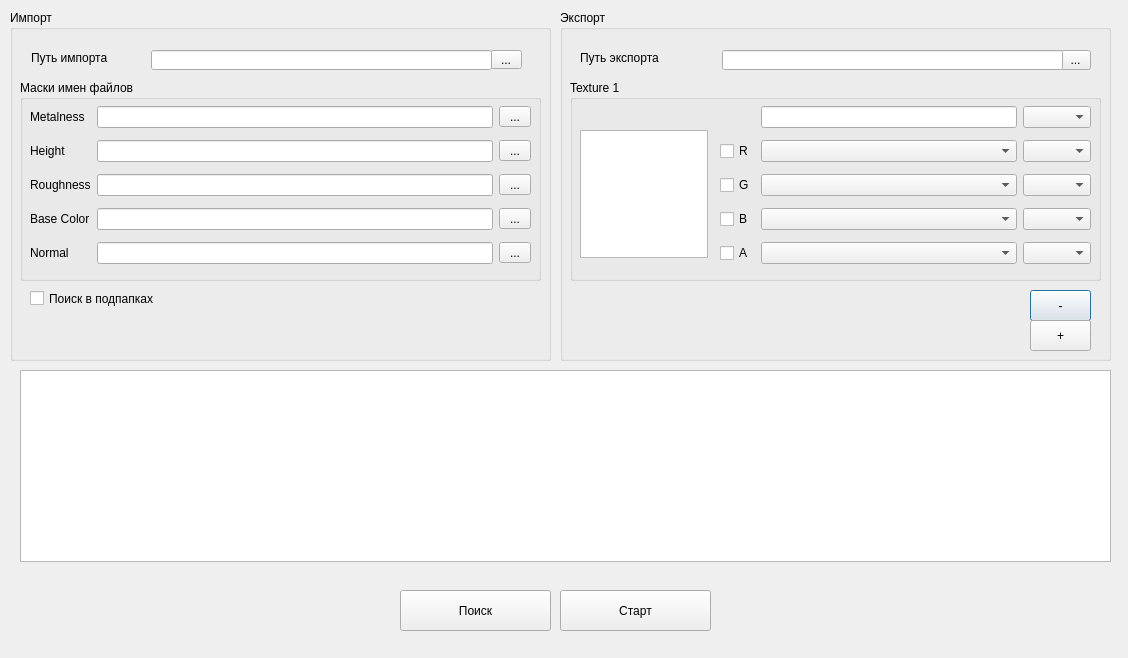
tonyb3d/Channel_Shuffler, file GUI/Main_window.ui: the form before one commit.
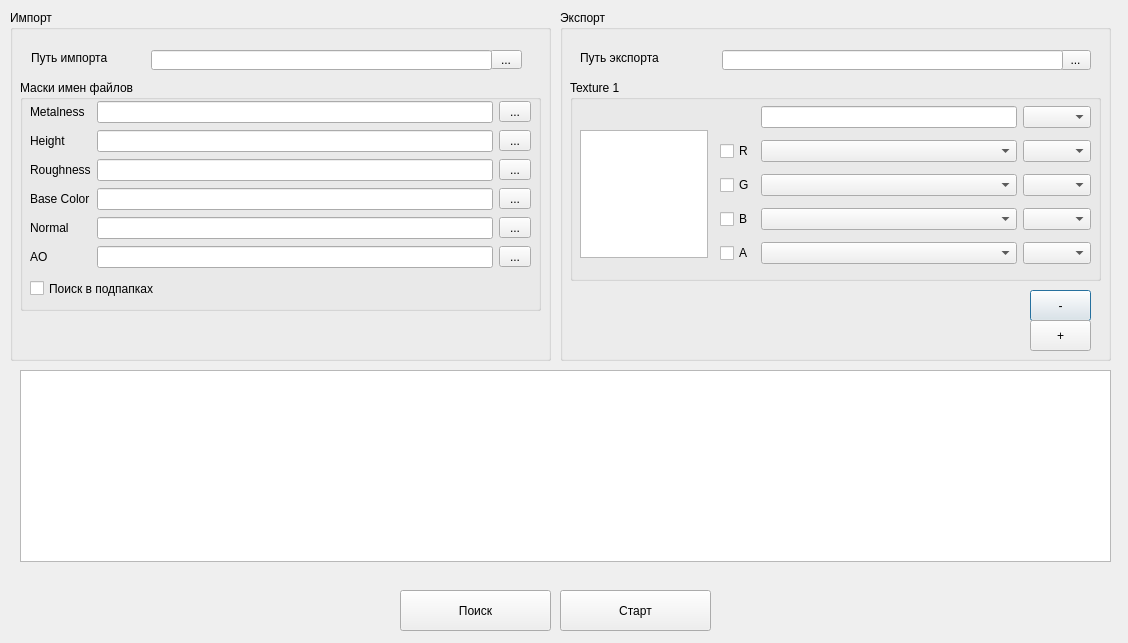
The form after the commit.

Commit message: Небольшие фиксы интерфейса

Diff of the .ui file:
```diff
--- a/GUI/Main_window.ui
+++ b/GUI/Main_window.ui
@@ -7,7 +7,7 @@
     <x>0</x>
     <y>0</y>
     <width>1128</width>
-    <height>658</height>
+    <height>643</height>
    </rect>
   </property>
   <property name="windowTitle">
@@ -79,31 +79,24 @@
      <string>Путь импорта</string>
     </property>
    </widget>
-   <widget class="QCheckBox" name="subfolders_check">
-    <property name="geometry">
-     <rect>
-      <x>20</x>
-      <y>280</y>
-      <width>171</width>
-      <height>17</height>
-     </rect>
-    </property>
-    <property name="text">
-     <string>Поиск в подпапках</string>
-    </property>
-   </widget>
    <widget class="QGroupBox" name="groupBox_4">
     <property name="geometry">
      <rect>
       <x>10</x>
       <y>70</y>
       <width>521</width>
-      <height>201</height>
+      <height>231</height>
      </rect>
     </property>
     <property name="title">
      <string>Маски имен файлов</string>
     </property>
+    <property name="flat">
+     <bool>false</bool>
+    </property>
+    <property name="checkable">
+     <bool>false</bool>
+    </property>
     <widget class="QWidget" name="gridLayoutWidget">
      <property name="geometry">
       <rect>
@@ -114,19 +107,9 @@
       </rect>
      </property>
      <layout class="QGridLayout" name="gridLayout">
-      <item row="0" column="3">
-       <widget class="QToolButton" name="toolButton_9">
-        <property name="minimumSize">
-         <size>
-          <width>32</width>
-          <height>0</height>
-         </size>
-        </property>
-        <property name="text">
-         <string>...</string>
-        </property>
-       </widget>
-      </item>
+      <property name="verticalSpacing">
+       <number>6</number>
+      </property>
       <item row="2" column="0">
        <widget class="QLabel" name="label_8">
         <property name="text">
@@ -134,19 +117,6 @@
         </property>
        </widget>
       </item>
-      <item row="1" column="3">
-       <widget class="QToolButton" name="toolButton_6">
-        <property name="minimumSize">
-         <size>
-          <width>32</width>
-          <height>0</height>
-         </size>
-        </property>
-        <property name="text">
-         <string>...</string>
-        </property>
-       </widget>
-      </item>
       <item row="0" column="0">
        <widget class="QLabel" name="label_9">
         <property name="text">
@@ -154,38 +124,6 @@
         </property>
        </widget>
       </item>
-      <item row="2" column="2">
-       <widget class="QLineEdit" name="input_roughness_mask">
-        <property name="minimumSize">
-         <size>
-          <width>350</width>
-          <height>0</height>
-         </size>
-        </property>
-        <property name="maximumSize">
-         <size>
-          <width>500</width>
-          <height>16777215</height>
-         </size>
-        </property>
-       </widget>
-      </item>
-      <item row="4" column="2">
-       <widget class="QLineEdit" name="input_normal_mask">
-        <property name="minimumSize">
-         <size>
-          <width>350</width>
-          <height>0</height>
-         </size>
-        </property>
-        <property name="maximumSize">
-         <size>
-          <width>500</width>
-          <height>16777215</height>
-         </size>
-        </property>
-       </widget>
-      </item>
       <item row="3" column="0">
        <widget class="QLabel" name="label_10">
         <property name="text">
@@ -193,68 +131,6 @@
         </property>
        </widget>
       </item>
-      <item row="3" column="2">
-       <widget class="QLineEdit" name="input_basecolor_mask">
-        <property name="minimumSize">
-         <size>
-          <width>350</width>
-          <height>0</height>
-         </size>
-        </property>
-        <property name="maximumSize">
-         <size>
-          <width>500</width>
-          <height>16777215</height>
-         </size>
-        </property>
-       </widget>
-      </item>
-      <item row="2" column="3">
-       <widget class="QToolButton" name="toolButton_8">
-        <property name="minimumSize">
-         <size>
-          <width>32</width>
-          <height>0</height>
-         </size>
-        </property>
-        <property name="text">
-         <string>...</string>
-        </property>
-       </widget>
-      </item>
-      <item row="4" column="0">
-       <widget class="QLabel" name="label_7">
-        <property name="text">
-         <string>Normal</string>
-        </property>
-       </widget>
-      </item>
-      <item row="4" column="3">
-       <widget class="QToolButton" name="toolButton_7">
-        <property name="minimumSize">
-         <size>
-          <width>32</width>
-          <height>0</height>
-         </size>
-        </property>
-        <property name="text">
-         <string>...</string>
-        </property>
-       </widget>
-      </item>
-      <item row="3" column="3">
-       <widget class="QToolButton" name="toolButton_10">
-        <property name="minimumSize">
-         <size>
-          <width>32</width>
-          <height>0</height>
-         </size>
-        </property>
-        <property name="text">
-         <string>...</string>
-        </property>
-       </widget>
-      </item>
       <item row="1" column="0">
        <widget class="QLabel" name="label_6">
         <property name="text">
@@ -278,6 +154,22 @@
         </property>
        </widget>
       </item>
+      <item row="4" column="2">
+       <widget class="QLineEdit" name="input_normal_mask">
+        <property name="minimumSize">
+         <size>
+          <width>350</width>
+          <height>0</height>
+         </size>
+        </property>
+        <property name="maximumSize">
+         <size>
+          <width>500</width>
+          <height>16777215</height>
+         </size>
+        </property>
+       </widget>
+      </item>
       <item row="1" column="2">
        <widget class="QLineEdit" name="input_height_mask">
         <property name="minimumSize">
@@ -294,8 +186,161 @@
         </property>
        </widget>
       </item>
+      <item row="4" column="0">
+       <widget class="QLabel" name="label_7">
+        <property name="text">
+         <string>Normal</string>
+        </property>
+       </widget>
+      </item>
+      <item row="2" column="2">
+       <widget class="QLineEdit" name="input_roughness_mask">
+        <property name="minimumSize">
+         <size>
+          <width>350</width>
+          <height>0</height>
+         </size>
+        </property>
+        <property name="maximumSize">
+         <size>
+          <width>500</width>
+          <height>16777215</height>
+         </size>
+        </property>
+       </widget>
+      </item>
+      <item row="3" column="2">
+       <widget class="QLineEdit" name="input_basecolor_mask">
+        <property name="minimumSize">
+         <size>
+          <width>350</width>
+          <height>0</height>
+         </size>
+        </property>
+        <property name="maximumSize">
+         <size>
+          <width>500</width>
+          <height>16777215</height>
+         </size>
+        </property>
+       </widget>
+      </item>
+      <item row="1" column="3">
+       <widget class="QToolButton" name="height_button">
+        <property name="minimumSize">
+         <size>
+          <width>32</width>
+          <height>0</height>
+         </size>
+        </property>
+        <property name="text">
+         <string>...</string>
+        </property>
+       </widget>
+      </item>
+      <item row="2" column="3">
+       <widget class="QToolButton" name="roughness_button">
+        <property name="minimumSize">
+         <size>
+          <width>32</width>
+          <height>0</height>
+         </size>
+        </property>
+        <property name="text">
+         <string>...</string>
+        </property>
+       </widget>
+      </item>
+      <item row="0" column="3">
+       <widget class="QToolButton" name="metalness_button">
+        <property name="minimumSize">
+         <size>
+          <width>32</width>
+          <height>0</height>
+         </size>
+        </property>
+        <property name="text">
+         <string>...</string>
+        </property>
+       </widget>
+      </item>
+      <item row="4" column="3">
+       <widget class="QToolButton" name="normal_button">
+        <property name="minimumSize">
+         <size>
+          <width>32</width>
+          <height>0</height>
+         </size>
+        </property>
+        <property name="text">
+         <string>...</string>
+        </property>
+       </widget>
+      </item>
+      <item row="3" column="3">
+       <widget class="QToolButton" name="basecolor_button">
+        <property name="minimumSize">
+         <size>
+          <width>32</width>
+          <height>0</height>
+         </size>
+        </property>
+        <property name="text">
+         <string>...</string>
+        </property>
+       </widget>
+      </item>
+      <item row="5" column="0">
+       <widget class="QLabel" name="label_11">
+        <property name="text">
+         <string>AO</string>
+        </property>
+       </widget>
+      </item>
+      <item row="5" column="2">
+       <widget class="QLineEdit" name="input_ao_mask">
+        <property name="minimumSize">
+         <size>
+          <width>350</width>
+          <height>0</height>
+         </size>
+        </property>
+        <property name="maximumSize">
+         <size>
+          <width>500</width>
+          <height>16777215</height>
+         </size>
+        </property>
+       </widget>
+      </item>
+      <item row="5" column="3">
+       <widget class="QToolButton" name="ao_button">
+        <property name="minimumSize">
+         <size>
+          <width>32</width>
+          <height>0</height>
+         </size>
+        </property>
+        <property name="text">
+         <string>...</string>
+        </property>
+       </widget>
+      </item>
      </layout>
     </widget>
+    <widget class="QCheckBox" name="subfolders_check">
+     <property name="geometry">
+      <rect>
+       <x>10</x>
+       <y>200</y>
+       <width>171</width>
+       <height>17</height>
+      </rect>
+     </property>
+     <property name="text">
+      <string>Поиск в подпапках</string>
+     </property>
+    </widget>
    </widget>
   </widget>
   <widget class="QGroupBox" name="groupBox_2">
@@ -421,7 +466,7 @@
        </widget>
       </item>
       <item row="4" column="0">
-       <widget class="QCheckBox" name="alpha_enable">
+       <widget class="QCheckBox" name="alpha_checkbox">
         <property name="text">
          <string>A</string>
         </property>
@@ -448,7 +493,7 @@
        </widget>
       </item>
       <item row="2" column="0">
-       <widget class="QCheckBox" name="green_enable">
+       <widget class="QCheckBox" name="green_checkbox">
         <property name="text">
          <string>G</string>
         </property>
@@ -475,14 +520,14 @@
        </widget>
       </item>
       <item row="3" column="0">
-       <widget class="QCheckBox" name="blue_enable">
+       <widget class="QCheckBox" name="blue_checkbox">
         <property name="text">
          <string>B</string>
         </property>
        </widget>
       </item>
       <item row="1" column="0">
-       <widget class="QCheckBox" name="red_enable">
+       <widget class="QCheckBox" name="red_checkbox">
         <property name="text">
          <string>R</string>
         </property>
@@ -509,7 +554,7 @@
        </widget>
       </item>
       <item row="0" column="2">
-       <widget class="QComboBox" name="output_filetype">
+       <widget class="QComboBox" name="filetype_combobox">
         <property name="minimumSize">
          <size>
           <width>64</width>
```
The commit also changes 3 other files.
